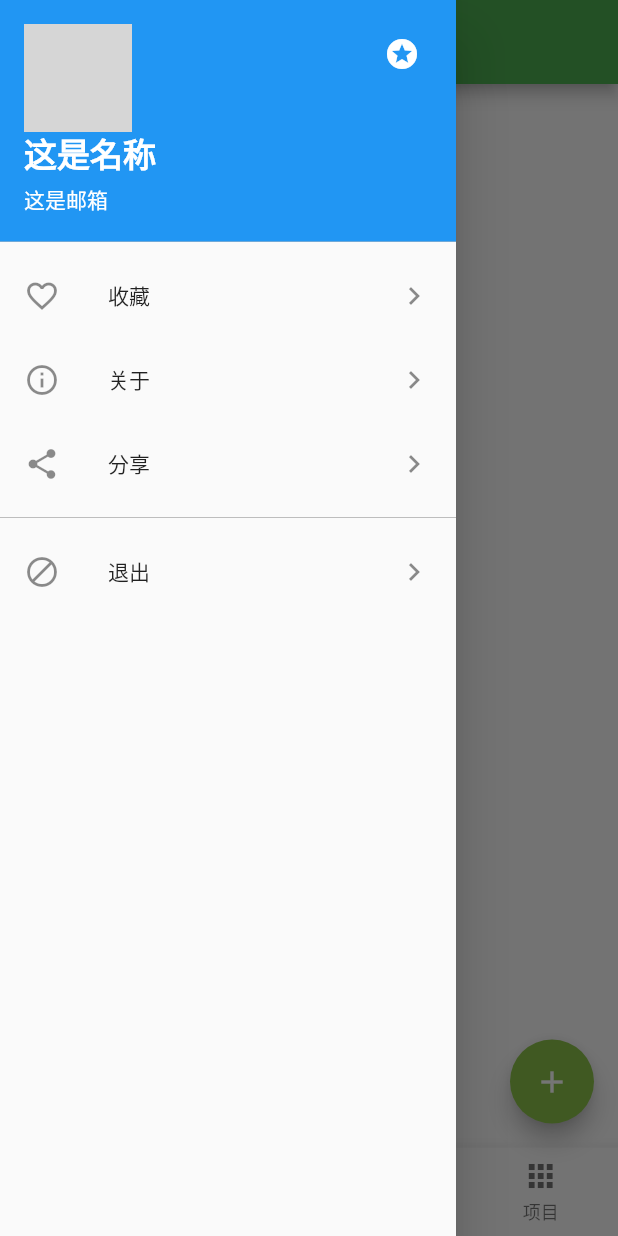
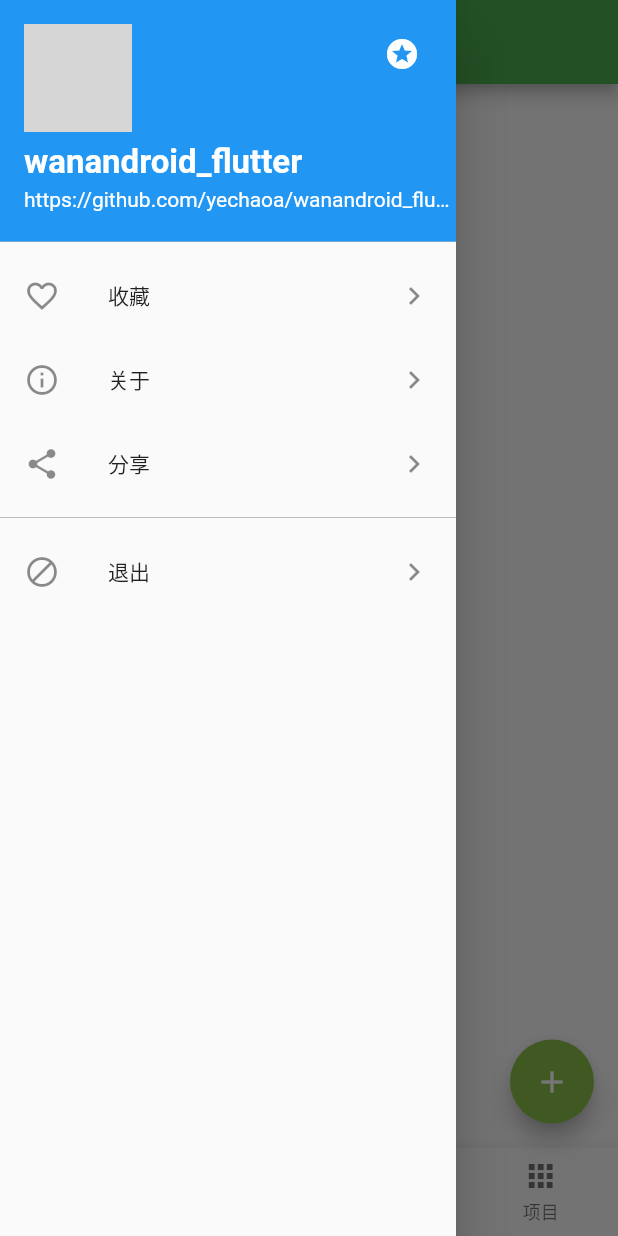
Before and after one commit to yechaoa/wanandroid_flutter, a Flutter app: the screen it shows after launch, with the side drawer open, on a phone screen of 412 x 824 dp. Run offline on Flutter 3.47's test engine with Material 2 defaults, Android fonts, the phone set to English and light mode, and no system bars; our stand-ins replace cookie_jar, dio, flutter_swiper, fluttertoast, share; missing offline and left inert: flutter_webview_plugin; network calls fail; grey boxes are pictures that could not be loaded.

Commit message:
首页优化

```diff
--- a/lib/main.dart
+++ b/lib/main.dart
@@ -1,5 +1,6 @@
 import 'package:flutter/material.dart';
 import 'package:fluttertoast/fluttertoast.dart';
+import 'package:share/share.dart';
 import 'package:wanandroid_flutter/pages/CollectPage.dart';
 import 'package:wanandroid_flutter/pages/about.dart';
 import 'package:wanandroid_flutter/pages/homePage.dart';
@@ -169,10 +170,10 @@ class _MyHomePageState extends State<MyHomePage> {
               ),
             ],
             accountName: Text(
-              "这是名称",
+              YStrings.proName,
               style: TextStyle(fontWeight: FontWeight.bold, fontSize: 22),
             ),
-            accountEmail: Text("这是邮箱"),
+            accountEmail: Text(YStrings.github),
           ),
 
           ///功能列表
@@ -211,6 +212,7 @@ class _MyHomePageState extends State<MyHomePage> {
                 context,
                 new MaterialPageRoute(builder: (context) => new LoginPage()),
               );
+//              Share.share('【玩安卓Flutter版】\nhttps://github.com/yechaoa/wanandroid_flutter');
             },
           ),
 
--- a/lib/res/strings.dart
+++ b/lib/res/strings.dart
@@ -1,5 +1,7 @@
 class YStrings{
   static String appName="玩安卓";
+  static String proName="wanandroid_flutter";
+  static String github="https://github.com/yechaoa/wanandroid_flutter";
 
   static String home="首页";
   static String tree="体系";
```
Also changed, not shown: lib/pages/homePage.dart (+13 -8 lines).
